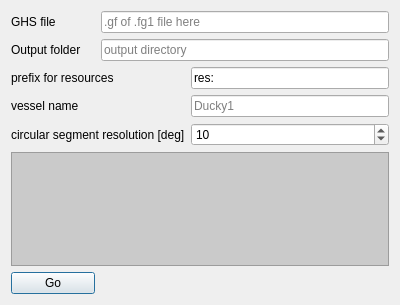
Qt form guis/GHS_to_DAVE_form.ui (RubendeBruin/pymeshup) before a commit.
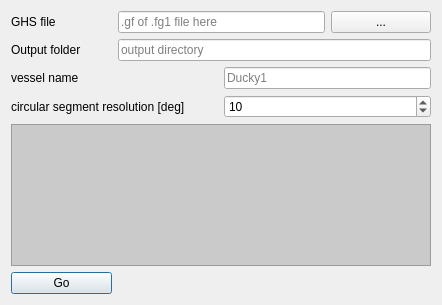
The same form after that commit.

Commit message: Improved meshing and conversion to dave

```diff
--- a/guis/GHS_to_DAVE_form.ui
+++ b/guis/GHS_to_DAVE_form.ui
@@ -6,7 +6,7 @@
    <rect>
     <x>0</x>
     <y>0</y>
-    <width>400</width>
+    <width>442</width>
     <height>305</height>
    </rect>
   </property>
@@ -14,13 +14,6 @@
    <string>Convert GHS to DAVE kickstart</string>
   </property>
   <layout class="QGridLayout" name="gridLayout">
-   <item row="1" column="1" colspan="2">
-    <widget class="QLineEdit" name="tbOutputDir">
-     <property name="placeholderText">
-      <string>output directory</string>
-     </property>
-    </widget>
-   </item>
    <item row="1" column="0">
     <widget class="QLabel" name="label_2">
      <property name="text">
@@ -28,48 +21,28 @@
      </property>
     </widget>
    </item>
-   <item row="5" column="0" colspan="3">
-    <widget class="QPlainTextEdit" name="tbOutput">
-     <property name="styleSheet">
-      <string notr="true">background:palette(midlight)</string>
-     </property>
-    </widget>
-   </item>
-   <item row="0" column="0">
-    <widget class="QLabel" name="label">
-     <property name="text">
-      <string>GHS file</string>
-     </property>
-    </widget>
-   </item>
-   <item row="3" column="0" colspan="2">
+   <item row="2" column="0" colspan="2">
     <widget class="QLabel" name="label_4">
      <property name="text">
       <string>vessel name</string>
      </property>
     </widget>
    </item>
-   <item row="4" column="2">
-    <widget class="QSpinBox" name="sbDeg">
-     <property name="minimum">
-      <number>1</number>
-     </property>
-     <property name="maximum">
-      <number>360</number>
-     </property>
-     <property name="value">
-      <number>10</number>
-     </property>
-    </widget>
-   </item>
-   <item row="7" column="0">
+   <item row="6" column="0">
     <widget class="QPushButton" name="pbGo">
      <property name="text">
       <string>Go</string>
      </property>
     </widget>
    </item>
-   <item row="4" column="0" colspan="2">
+   <item row="0" column="0">
+    <widget class="QLabel" name="label">
+     <property name="text">
+      <string>GHS file</string>
+     </property>
+    </widget>
+   </item>
+   <item row="3" column="0" colspan="2">
     <widget class="QLabel" name="label_5">
      <property name="text">
       <string>circular segment resolution [deg]</string>
@@ -83,7 +56,21 @@
      </property>
     </widget>
    </item>
-   <item row="3" column="2">
+   <item row="0" column="3">
+    <widget class="QPushButton" name="pbBrowse">
+     <property name="text">
+      <string>...</string>
+     </property>
+    </widget>
+   </item>
+   <item row="1" column="1" colspan="3">
+    <widget class="QLineEdit" name="tbOutputDir">
+     <property name="placeholderText">
+      <string>output directory</string>
+     </property>
+    </widget>
+   </item>
+   <item row="2" column="2" colspan="2">
     <widget class="QLineEdit" name="tbVesselName">
      <property name="text">
       <string/>
@@ -93,17 +80,23 @@
      </property>
     </widget>
    </item>
-   <item row="2" column="0" colspan="2">
-    <widget class="QLabel" name="label_3">
-     <property name="text">
-      <string>prefix for resources</string>
+   <item row="3" column="2" colspan="2">
+    <widget class="QSpinBox" name="sbDeg">
+     <property name="minimum">
+      <number>1</number>
+     </property>
+     <property name="maximum">
+      <number>360</number>
+     </property>
+     <property name="value">
+      <number>10</number>
      </property>
     </widget>
    </item>
-   <item row="2" column="2">
-    <widget class="QLineEdit" name="tbPrefix">
-     <property name="text">
-      <string>res:</string>
+   <item row="4" column="0" colspan="4">
+    <widget class="QPlainTextEdit" name="tbOutput">
+     <property name="styleSheet">
+      <string notr="true">background:palette(midlight)</string>
      </property>
     </widget>
    </item>
```
Left out of the diff: 2 changed lines with no effect on the pictures. The commit also changes 12 other files.
